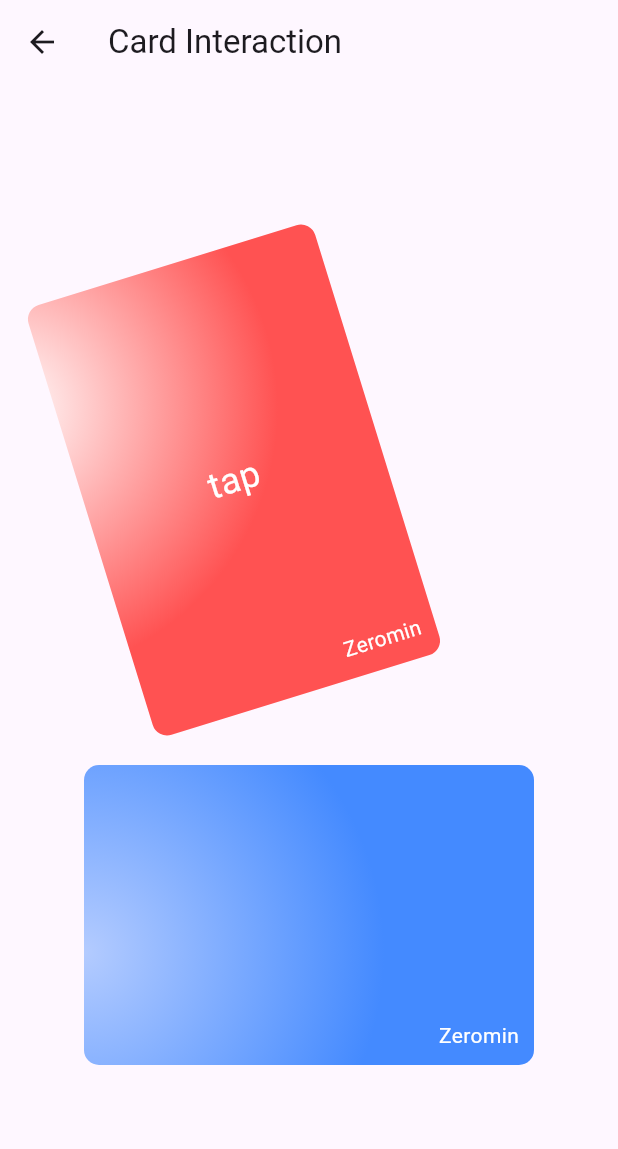
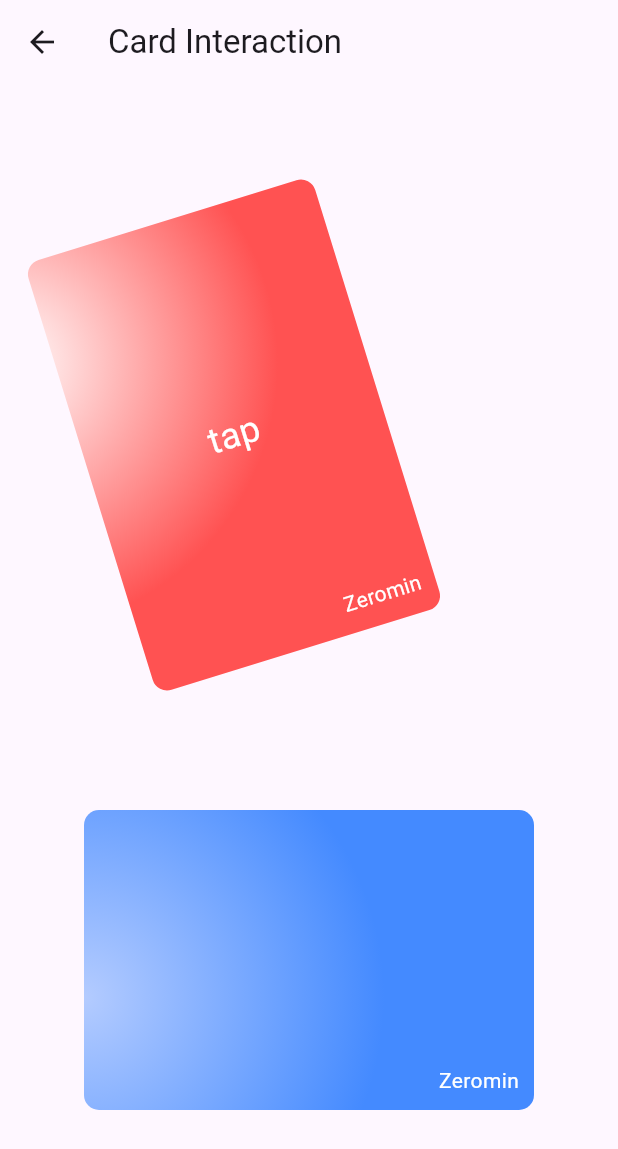
Before and after one commit to ZeroMinJeon/flutter-study, a Flutter app: the CardInteractionScreen screen opened directly, on a phone screen of 412 x 824 dp. Shown: the top 1149 px of the screen. Run offline on Flutter 3.47's test engine with Material 2 defaults, Android fonts, the light colour scheme and no system bars; our stand-ins replace firebase_core, firebase_messaging, flutter_blue_plus, flutter_local_notifications, get; missing offline and left inert: photo_manager; accounts and stored records are empty.

```diff
--- a/lib/card_interaction/card_interaction_screen.dart
+++ b/lib/card_interaction/card_interaction_screen.dart
@@ -16,7 +16,7 @@ class CardInteractionScreen extends StatelessWidget {
           children: const [
             CardWithLightWidget(),
             SizedBox(
-              height: 40,
+              height: 100,
             ),
             SamsungPayInteractionCardWidget()
           ],
```
Also changed, not shown: lib/card_interaction/samsung_pay_interaction_card_widget.dart (+13 -4 lines).
